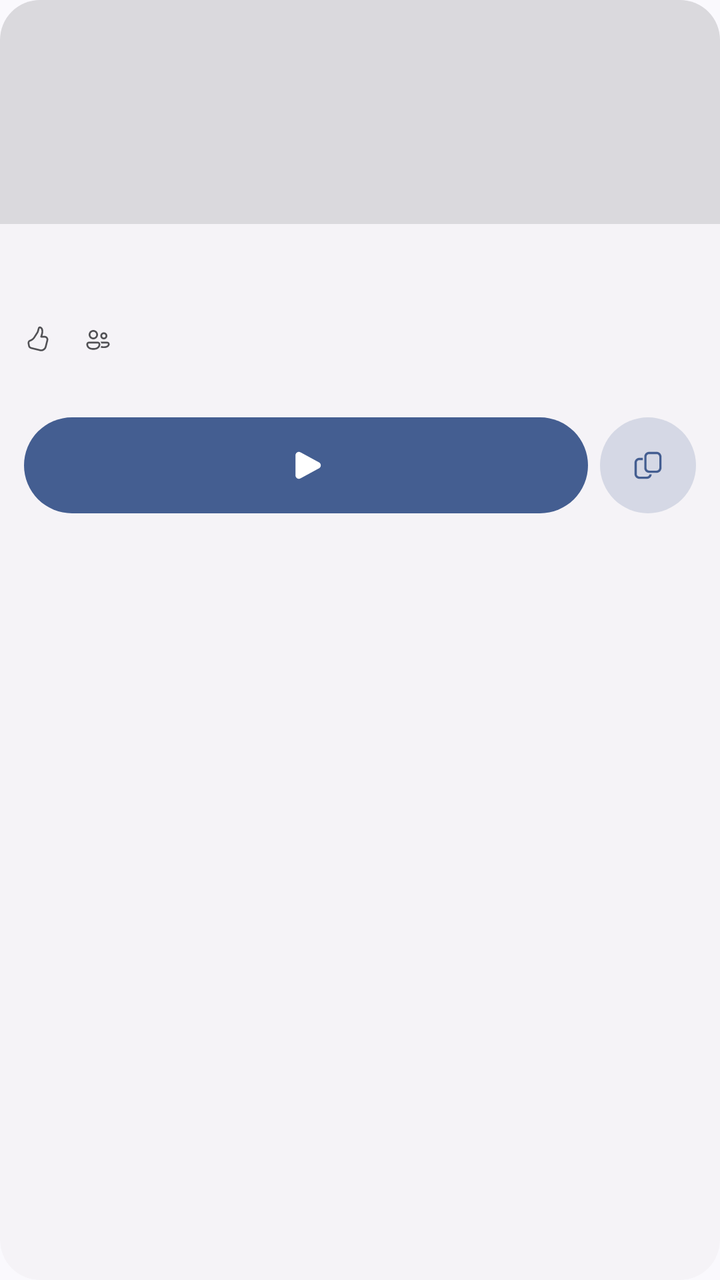
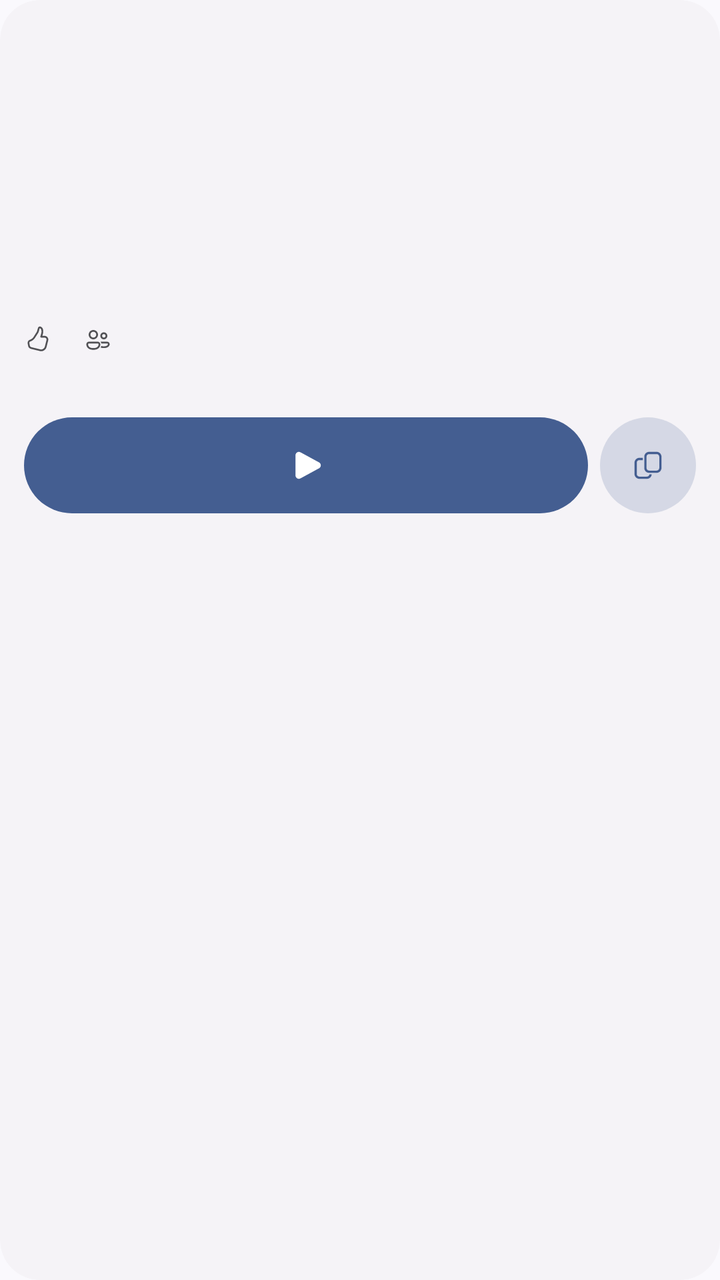

Compare the two renders of this Android layout. The source of the first and the diff that turns it into the second are given below.
<!-- AndroidManifest.xml: application theme Theme.Voidstrap -->
<!-- res/layout/item_game_card.xml -->
<?xml version="1.0" encoding="utf-8"?>
<com.google.android.material.card.MaterialCardView xmlns:android="http://schemas.android.com/apk/res/android"
    xmlns:app="http://schemas.android.com/apk/res-auto"
    android:layout_width="match_parent"
    android:layout_height="wrap_content">

    <LinearLayout
        android:layout_width="match_parent"
        android:layout_height="wrap_content"
        android:orientation="vertical">

        <FrameLayout
            android:id="@+id/game_thumb_host"
            android:layout_width="match_parent"
            android:layout_height="112dp"
            android:background="@color/vs_subtle_pressed"
            android:clickable="true"
            android:focusable="true"
            android:foreground="?attr/selectableItemBackground">

            <ImageView
                android:id="@+id/game_thumb"
                android:layout_width="match_parent"
                android:layout_height="match_parent"
                android:importantForAccessibility="no"
                android:scaleType="centerCrop" />
        </FrameLayout>

        <LinearLayout
            android:layout_width="match_parent"
            android:layout_height="wrap_content"
            android:orientation="vertical"
            android:paddingStart="12dp"
            android:paddingTop="8dp"
            android:paddingEnd="12dp">

            <TextView
                android:id="@+id/game_name"
                android:layout_width="match_parent"
                android:layout_height="wrap_content"
                android:ellipsize="end"
                android:fontFamily="sans-serif-medium"
                android:maxLines="1"
                android:textColor="?attr/vsTextPrimary"
                android:textSize="14sp" />

            <TextView
                android:id="@+id/game_creator"
                android:layout_width="match_parent"
                android:layout_height="wrap_content"
                android:layout_marginTop="2dp"
                android:alpha="0.6"
                android:ellipsize="end"
                android:maxLines="1"
                android:textColor="?attr/vsTextPrimary"
                android:textSize="11sp" />

            <LinearLayout
                android:layout_width="match_parent"
                android:layout_height="wrap_content"
                android:layout_marginTop="6dp"
                android:alpha="0.75"
                android:gravity="center_vertical"
                android:orientation="horizontal">

                <ImageView
                    android:layout_width="14dp"
                    android:layout_height="14dp"
                    android:importantForAccessibility="no"
                    android:src="@drawable/ic_thumb_like"
                    app:tint="?attr/vsTextPrimary" />

                <TextView
                    android:id="@+id/game_likes"
                    android:layout_width="wrap_content"
                    android:layout_height="wrap_content"
                    android:layout_marginStart="4dp"
                    android:layout_marginEnd="12dp"
                    android:textColor="?attr/vsTextPrimary"
                    android:textSize="12sp" />

                <ImageView
                    android:layout_width="14dp"
                    android:layout_height="14dp"
                    android:importantForAccessibility="no"
                    android:src="@drawable/ic_people"
                    app:tint="?attr/vsTextPrimary" />

                <TextView
                    android:id="@+id/game_players"
                    android:layout_width="wrap_content"
                    android:layout_height="wrap_content"
                    android:layout_marginStart="4dp"
                    android:textColor="?attr/vsTextPrimary"
                    android:textSize="12sp" />
            </LinearLayout>

            <TextView
                android:id="@+id/game_launched"
                android:layout_width="match_parent"
                android:layout_height="wrap_content"
                android:layout_marginTop="4dp"
                android:alpha="0.45"
                android:maxLines="1"
                android:textColor="?attr/vsTextPrimary"
                android:textSize="11sp" />
        </LinearLayout>

        <LinearLayout
            android:layout_width="match_parent"
            android:layout_height="wrap_content"
            android:layout_margin="12dp"
            android:orientation="horizontal">

            <com.google.android.material.button.MaterialButton
                android:id="@+id/game_play"
                android:layout_width="0dp"
                android:layout_height="wrap_content"
                android:layout_weight="1"
                app:icon="@drawable/ic_play_filled"
                app:iconGravity="textStart"
                app:iconPadding="0dp" />

            <com.google.android.material.button.MaterialButton
                android:id="@+id/game_copy"
                style="@style/Widget.Voidstrap.Button.Standard"
                android:layout_width="wrap_content"
                android:layout_height="wrap_content"
                android:layout_marginStart="6dp"
                android:contentDescription="@string/game_copy_link"
                android:minWidth="@dimen/vs_touch"
                android:paddingStart="12dp"
                android:paddingEnd="12dp"
                app:icon="@drawable/ic_copy"
                app:iconPadding="0dp" />
        </LinearLayout>
    </LinearLayout>
</com.google.android.material.card.MaterialCardView>
<!-- resources referenced by this layout -->
<resources>
  <color name="vs_subtle_pressed">#1F1C1B20</color>
  <dimen name="vs_touch">48dp</dimen>
  <string name="game_copy_link">Copy game link</string>
  <style name="Theme.Voidstrap" parent="Base.Theme.Voidstrap" />
  <style name="Shape.Voidstrap.Pill" parent="">
          <item name="cornerFamily">rounded</item>
          <item name="cornerSize">50%</item>
      </style>
  <color name="vs_window">@color/vs_p_window</color>
  <color name="vs_sidebar">@color/vs_p_sidebar</color>
  <color name="vs_card">@color/vs_p_card</color>
  <color name="vs_menu">@color/vs_p_menu</color>
  <color name="vs_input">@color/vs_p_input</color>
  <color name="vs_text_primary">@color/vs_p_text_primary</color>
  <color name="vs_text_secondary">@color/vs_p_text_secondary</color>
  <color name="vs_text_tertiary">@color/vs_p_text_tertiary</color>
  <color name="vs_accent">@color/vs_p_primary</color>
  <color name="vs_on_accent">@color/vs_p_on_primary</color>
  <color name="vs_accent_text">@color/vs_p_primary</color>
  <color name="vs_critical">#FFBA1A1A</color>
  <color name="vs_control_stroke">#FF79757F</color>
  <color name="vs_divider">#FFCAC4CF</color>
  <style name="Shape.Voidstrap.Control" parent="">
          <item name="cornerFamily">rounded</item>
          <item name="cornerSize">@dimen/vs_radius_control</item>
      </style>
  <style name="Shape.Voidstrap.Card" parent="">
          <item name="cornerFamily">rounded</item>
          <item name="cornerSize">@dimen/vs_radius_card</item>
      </style>
  <style name="Shape.Voidstrap.Overlay" parent="">
          <item name="cornerFamily">rounded</item>
          <item name="cornerSize">@dimen/vs_radius_overlay</item>
      </style>
  <style name="Widget.Voidstrap.Switch" parent="Widget.Material3.CompoundButton.MaterialSwitch">
          <item name="android:minHeight">@dimen/vs_touch</item>
          <item name="android:textSize">14sp</item>
          <item name="android:textColor">?attr/vsTextPrimary</item>
      </style>
  <style name="ThemeOverlay.Voidstrap.BottomSheet" parent="ThemeOverlay.Material3.BottomSheetDialog">
          <item name="bottomSheetStyle">@style/Widget.Voidstrap.BottomSheet</item>
          <item name="android:navigationBarColor">@android:color/transparent</item>
      </style>
  <style name="Widget.Voidstrap.Snackbar" parent="Widget.Material3.Snackbar">
          <item name="backgroundTint">?attr/vsMenu</item>
          <item name="shapeAppearance">@style/Shape.Voidstrap.Card</item>
      </style>
  <style name="Widget.Voidstrap.SnackbarText" parent="Widget.Material3.Snackbar.TextView">
          <item name="android:textColor">?attr/vsTextPrimary</item>
      </style>
  <style name="Widget.Voidstrap.PopupMenu" parent="Widget.Material3.PopupMenu">
          <item name="android:popupBackground">@drawable/vs_menu_background</item>
      </style>
  <color name="vs_p_window">#FFFDF7FF</color>
  <color name="vs_p_sidebar">#FFF1ECF4</color>
  <color name="vs_p_card">#FFF7F2FA</color>
  <color name="vs_p_menu">#FFECE6EE</color>
  <color name="vs_p_input">#FFE6E1E9</color>
  <color name="vs_p_text_primary">#FF1C1B20</color>
  <color name="vs_p_text_secondary">#FF48454E</color>
  <color name="vs_p_text_tertiary">#FF79757F</color>
  <color name="vs_p_primary">#FF625690</color>
  <color name="vs_p_on_primary">#FFFFFFFF</color>
  <dimen name="vs_radius_control">12dp</dimen>
  <dimen name="vs_radius_card">20dp</dimen>
  <dimen name="vs_radius_overlay">28dp</dimen>
  <style name="Widget.Voidstrap.BottomSheet" parent="Widget.Material3.BottomSheet">
          <item name="backgroundTint">?attr/vsMenu</item>
          <item name="shapeAppearance">@style/Shape.Voidstrap.SheetTop</item>
      </style>
  <!-- drawable vs_menu_background (drawable) -->
  <?xml version="1.0" encoding="utf-8"?>
  <shape xmlns:android="http://schemas.android.com/apk/res/android">
      <solid android:color="?attr/vsMenu" />
      <corners android:radius="@dimen/vs_radius_control" />
  </shape>
  <!-- unchanged entries left out for length: 13 -->
</resources>

<!-- the commit's change to res/layout/item_game_card.xml (unified diff, before → after) -->
@@ -13,7 +13,6 @@
             android:id="@+id/game_thumb_host"
             android:layout_width="match_parent"
             android:layout_height="112dp"
-            android:background="@color/vs_subtle_pressed"
             android:clickable="true"
             android:focusable="true"
             android:foreground="?attr/selectableItemBackground">
